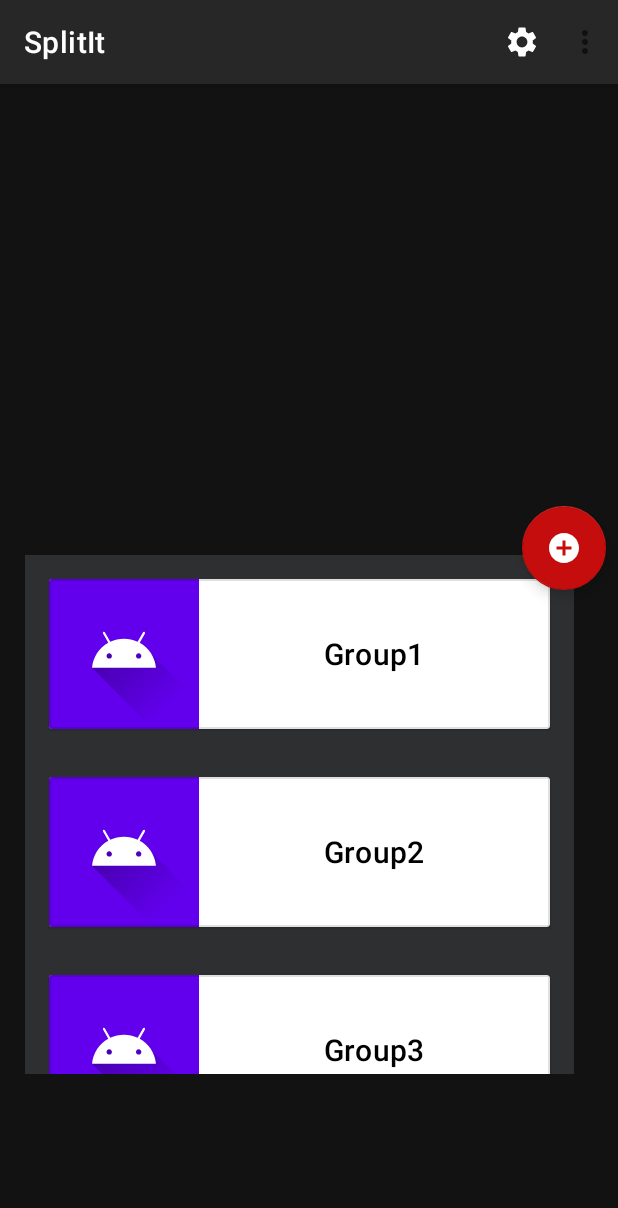
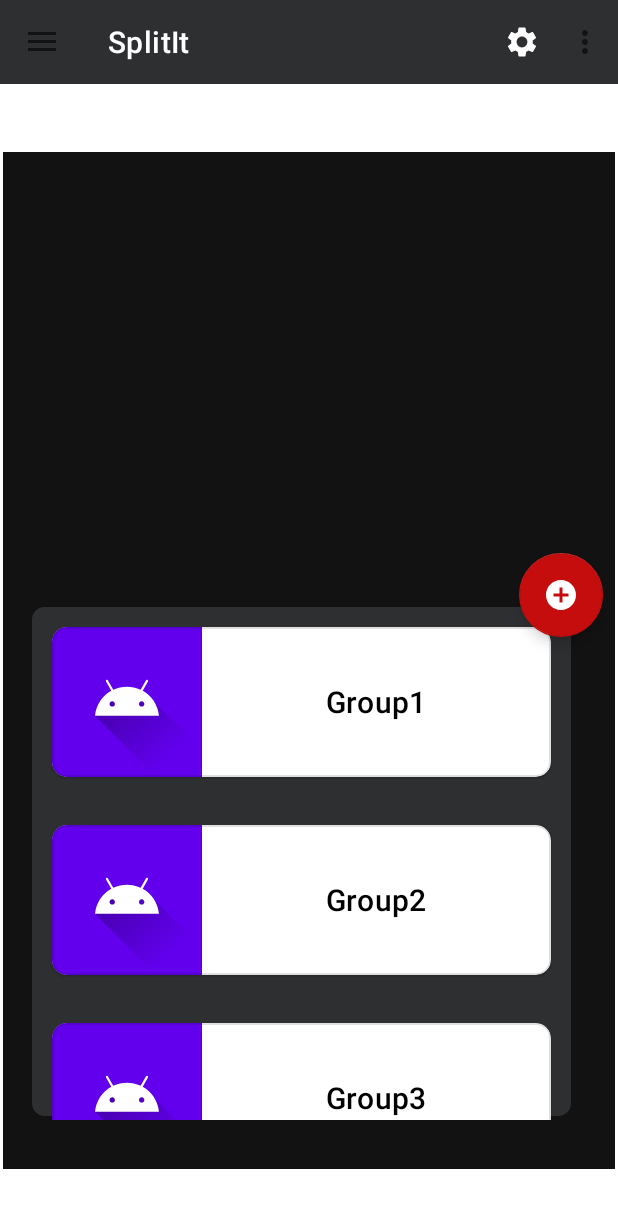
Before and after one commit to TonelliLuca/progettoPSM, an Android app: the HomeFragment screen opened directly, with no data from a screen before it, on a phone screen of 412 x 824 dp. Shown: the top 1208 px of the screen. Run offline under Robolectric (Android 15) with nearby library versions, the phone set to English and light mode, and no system bars; libraries missing offline, so code that uses them is left out: androidmads.library.qrgenearator; 4 statements that could not run were skipped.

Commit message:
added navigation menu

```diff
--- a/app/src/main/java/com/example/splitit/HomeFragment.java
+++ b/app/src/main/java/com/example/splitit/HomeFragment.java
@@ -2,18 +2,24 @@ package com.example.splitit;
 
 
 
+import androidx.appcompat.app.ActionBarDrawerToggle;
 import androidx.appcompat.app.AppCompatActivity;
+import androidx.appcompat.widget.Toolbar;
+import androidx.core.view.GravityCompat;
+import androidx.drawerlayout.widget.DrawerLayout;
 import androidx.fragment.app.Fragment;
 
 import com.example.splitit.RecyclerView.GroupAdapter;
 import com.example.splitit.RecyclerView.GroupItem;
 import com.example.splitit.RecyclerView.OnItemListener;
 import com.google.android.material.floatingactionbutton.FloatingActionButton;
+import com.google.android.material.navigation.NavigationView;
 
 import android.app.Activity;
 import android.os.Bundle;
 import android.util.Log;
 import android.view.LayoutInflater;
+import android.view.MenuItem;
 import android.view.View;
 import android.view.ViewGroup;
 
@@ -24,18 +30,26 @@ import androidx.recyclerview.widget.RecyclerView;
 
 import java.util.ArrayList;
 import java.util.List;
+import java.util.Objects;
 
-public class HomeFragment extends Fragment implements OnItemListener{
+public class HomeFragment extends Fragment implements OnItemListener, NavigationView.OnNavigationItemSelectedListener{
     private static final String LOG="HomeFragment";
     private QRGen qrg= new QRGen();
     private GroupAdapter adapter;
     private RecyclerView recyclerView;
+
+    Toolbar toolbar;
+    DrawerLayout drawerLayout;
+    NavigationView navigationView;
+
     @Override
     public void onItemClick(int position) {
 
     }
+
     public View onCreateView(@NonNull LayoutInflater inflater, ViewGroup container, Bundle savedInstanceState){
         return inflater.inflate(R.layout.home, container, false);
+
     }
 
     private void setRecyclerView(final Activity activity){
@@ -69,5 +83,26 @@ public class HomeFragment extends Fragment implements OnItemListener{
         }else{
             Log.e(LOG, "Activity is null");
         }
+
+        /*drawerLayout = requireView().findViewById(R.id.activity_main_layout);
+        navigationView = getView().findViewById(R.id.nav_view);
+        toolbar = getView().findViewById(R.id.toolbar);*/
+
+
+        /*set action bar*/
+        //((AppCompatActivity)getActivity()).setSupportActionBar(toolbar);
+        /*creation navigation bar menu*/
+        /*navigationView.bringToFront();
+        ActionBarDrawerToggle toggle = new ActionBarDrawerToggle((AppCompatActivity)getActivity(), drawerLayout, toolbar, R.string.navigation_drawer_open, R.string.navigation_drawer_close);
+        drawerLayout.addDrawerListener(toggle);
+        toggle.syncState();
+        navigationView.setNavigationItemSelectedListener((NavigationView.OnNavigationItemSelectedListener) getActivity());
+        navigationView.setCheckedItem(R.id.nav_home);*/
+    }
+
+
+    @Override
+    public boolean onNavigationItemSelected(@NonNull MenuItem item) {
+        return true;
     }
 }
--- a/app/src/main/java/com/example/splitit/MainActivity.java
+++ b/app/src/main/java/com/example/splitit/MainActivity.java
@@ -1,27 +1,54 @@
 package com.example.splitit;
 
 import androidx.annotation.NonNull;
+import androidx.appcompat.app.ActionBar;
+import androidx.appcompat.app.ActionBarDrawerToggle;
 import androidx.appcompat.app.AppCompatActivity;
+import androidx.core.view.GravityCompat;
+import androidx.drawerlayout.widget.DrawerLayout;
 
 import android.content.Intent;
 import android.os.Bundle;
 import android.view.Menu;
 import android.view.MenuItem;
-import android.widget.Toolbar;
+import androidx.appcompat.widget.Toolbar;
 
-public class MainActivity extends AppCompatActivity {
+import com.google.android.material.navigation.NavigationView;
+
+public class MainActivity extends AppCompatActivity implements NavigationView.OnNavigationItemSelectedListener {
     private static final String FRAGMENT_TAG_HOME = "HomeFragment";
-    private Toolbar topToolbar;
+    Toolbar toolbar;
+    DrawerLayout drawerLayout;
+    NavigationView navigationView;
 
 
     @Override
     protected void onCreate(Bundle savedInstanceState) {
         super.onCreate(savedInstanceState);
         setContentView(R.layout.activity_main);
+
+        /*declaration variables for navigation*/
+        drawerLayout = findViewById(R.id.activity_main_layout);
+        navigationView = findViewById(R.id.nav_view);
+        toolbar = findViewById(R.id.toolbar);
+
+        if (toolbar==null){
+            System.out.println("AAAAAAAAAAAAAAAAAAAAAAAAAAAAAAAAAAAAAAAAAAA");
+        }
+        /*set action bar*/
+        setSupportActionBar(toolbar);
+        /*creation navigation bar menu*/
+       navigationView.bringToFront();
+        ActionBarDrawerToggle toggle = new ActionBarDrawerToggle(this, drawerLayout, toolbar, R.string.navigation_drawer_open, R.string.navigation_drawer_close);
+        drawerLayout.addDrawerListener(toggle);
+        toggle.syncState();
+        navigationView.setNavigationItemSelectedListener(this);
+        navigationView.setCheckedItem(R.id.nav_home);
+
         Utilities.insertFragment(this, new HomeFragment(), FRAGMENT_TAG_HOME);
 
+    }
 
-    }
 
     public boolean onCreateOptionsMenu(Menu menu){
         getMenuInflater().inflate(R.menu.top_app_bar, menu);
@@ -40,4 +67,8 @@ public class MainActivity extends AppCompatActivity {
     }
 
 
+    @Override
+    public boolean onNavigationItemSelected(@NonNull MenuItem item) {
+        return true;
+    }
 }
--- /dev/null
+++ b/app/src/main/res/drawable/rounded_radius.xml
@@ -0,0 +1,16 @@
+<?xml version="1.0" encoding="utf-8"?>
+<shape xmlns:android="http://schemas.android.com/apk/res/android">
+    <solid android:color="@color/foreground"/>
+
+    <stroke android:width="3dp"
+        android:color="@color/background"
+        />
+
+    <padding android:left="1dp"
+        android:top="1dp"
+        android:right="1dp"
+        android:bottom="1dp"
+        />
+
+    <corners android:radius="10dp"/>
+</shape>
--- a/app/src/main/res/layout/activity_main.xml
+++ b/app/src/main/res/layout/activity_main.xml
@@ -1,19 +1,52 @@
 
 
-<androidx.constraintlayout.widget.ConstraintLayout xmlns:android="http://schemas.android.com/apk/res/android"
+<androidx.drawerlayout.widget.DrawerLayout xmlns:android="http://schemas.android.com/apk/res/android"
     xmlns:app="http://schemas.android.com/apk/res-auto"
     xmlns:tools="http://schemas.android.com/tools"
     android:id="@+id/activity_main_layout"
     android:layout_width="match_parent"
     android:layout_height="match_parent"
-    tools:context=".MainActivity" >
-    <androidx.fragment.app.FragmentContainerView
-        android:layout_height="0dp"
-        android:layout_width="0dp"
-        app:layout_constraintTop_toTopOf="parent"
-        app:layout_constraintStart_toStartOf="parent"
-        app:layout_constraintEnd_toEndOf="parent"
-        app:layout_constraintBottom_toBottomOf="parent"
-        android:id="@+id/fragment_container_view"/>
+    tools:context=".MainActivity"
+    android:fitsSystemWindows="true"
+    tools:openDrawer="start">
 
-</androidx.constraintlayout.widget.ConstraintLayout>
+    <com.google.android.material.navigation.NavigationView
+        android:layout_width="wrap_content"
+        android:layout_height="match_parent"
+        android:id="@+id/nav_view"
+        android:layout_gravity="start"
+        app:headerLayout="@layout/header"
+        app:menu="@menu/menu"
+        >
+
+    </com.google.android.material.navigation.NavigationView>
+
+
+    <androidx.constraintlayout.widget.ConstraintLayout
+        android:layout_width="wrap_content"
+        android:layout_height="wrap_content">
+
+        <include
+            android:id="@+id/toolbar"
+            layout="@layout/topbar"
+            android:layout_width="match_parent"
+            android:layout_height="wrap_content"
+            android:layout_gravity=""
+            tools:layout_editor_absoluteX="0dp"
+            tools:layout_editor_absoluteY="0dp" />
+
+        <androidx.fragment.app.FragmentContainerView
+            android:id="@+id/fragment_container_view"
+            android:layout_width="408dp"
+            android:layout_height="678dp"
+            app:layout_constraintBottom_toBottomOf="parent"
+            app:layout_constraintEnd_toEndOf="parent"
+            app:layout_constraintStart_toStartOf="parent"
+            app:layout_constraintTop_toBottomOf="@+id/toolbar" />
+
+    </androidx.constraintlayout.widget.ConstraintLayout>
+
+
+
+
+</androidx.drawerlayout.widget.DrawerLayout>
--- a/app/src/main/res/layout/group_layout.xml
+++ b/app/src/main/res/layout/group_layout.xml
@@ -8,7 +8,7 @@
     android:id="@+id/single_card"
     android:layout_margin="16dp"
     app:cardBackgroundColor="@color/white"
-    app:cardCornerRadius="@dimen/cardview_default_radius"
+    app:cardCornerRadius="10dp"
     app:strokeWidth="1dp"
     app:strokeColor="@color/material_on_surface_stroke">
 
--- /dev/null
+++ b/app/src/main/res/layout/header.xml
@@ -0,0 +1,28 @@
+<?xml version="1.0" encoding="utf-8"?>
+<LinearLayout xmlns:android="http://schemas.android.com/apk/res/android"
+    android:orientation="vertical"
+    android:layout_width="match_parent"
+    android:layout_height="200dp"
+    android:background="@drawable/background"
+    android:gravity="bottom">
+
+    <ImageView
+        android:layout_width="135dp"
+        android:layout_height="81dp"
+        android:src="@drawable/avatar" />
+
+    <TextView
+        android:layout_width="wrap_content"
+        android:layout_height="wrap_content"
+        android:text="@string/nome_utente"
+        android:textColor="#FFFFFF"
+        android:textSize="24sp"
+        android:padding="20dp"/>
+
+
+
+
+
+
+
+</LinearLayout>
--- a/app/src/main/res/layout/home.xml
+++ b/app/src/main/res/layout/home.xml
@@ -1,11 +1,16 @@
 <?xml version="1.0" encoding="utf-8"?>
-<androidx.constraintlayout.widget.ConstraintLayout xmlns:android="http://schemas.android.com/apk/res/android"
+
+
+
+
+    <androidx.constraintlayout.widget.ConstraintLayout
+        xmlns:android="http://schemas.android.com/apk/res/android"
         xmlns:app="http://schemas.android.com/apk/res-auto"
         xmlns:tools="http://schemas.android.com/tools"
         android:id="@+id/home_layout"
         android:layout_width="match_parent"
         android:layout_height="match_parent"
-    android:background="#121212">
+        android:background="@color/background">
 
 
         <com.google.android.material.floatingactionbutton.FloatingActionButton
@@ -25,13 +30,9 @@
             app:layout_constraintTop_toBottomOf="@+id/QRCodeView"
             app:layout_constraintVertical_bias="0.589" />
 
-    <include
-        android:id="@+id/include2"
-        layout="@layout/topbar"
-        android:layout_width="match_parent"
-        android:layout_height="wrap_content"
-        tools:layout_editor_absoluteX="0dp"
-        tools:layout_editor_absoluteY="0dp" />
+
+
+
 
         <ImageView
             android:id="@+id/QRCodeView"
@@ -41,7 +42,7 @@
             android:contentDescription="@string/qrcode"
             app:layout_constraintEnd_toEndOf="parent"
             app:layout_constraintStart_toStartOf="parent"
-        app:layout_constraintTop_toBottomOf="@+id/include2"
+            app:layout_constraintTop_toBottomOf="@+id/toolbar"
             app:srcCompat="@android:drawable/ic_menu_help" />
 
         <androidx.recyclerview.widget.RecyclerView
@@ -53,7 +54,7 @@
             android:layout_marginTop="20dp"
             android:layout_marginEnd="14dp"
             android:layout_marginRight="14dp"
-        android:background="#2D2F31"
+            android:background="@drawable/rounded_radius"
             app:layoutManager="androidx.recyclerview.widget.LinearLayoutManager"
             app:layout_constraintBottom_toBottomOf="parent"
             app:layout_constraintEnd_toEndOf="parent"
@@ -62,10 +63,8 @@
             app:layout_constraintTop_toBottomOf="@+id/QRCodeView"
             app:layout_constraintVertical_bias="0.0"
             tools:listitem="@layout/group_layout"
-        android:radius="10dp"
 
             />
 
 
-
     </androidx.constraintlayout.widget.ConstraintLayout>
--- a/app/src/main/res/layout/topbar.xml
+++ b/app/src/main/res/layout/topbar.xml
@@ -1,18 +1,9 @@
 <?xml version="1.0" encoding="utf-8"?>
-<com.google.android.material.appbar.AppBarLayout xmlns:android="http://schemas.android.com/apk/res/android"
+<androidx.appcompat.widget.Toolbar xmlns:android="http://schemas.android.com/apk/res/android"
     xmlns:app="http://schemas.android.com/apk/res-auto"
     android:layout_width="match_parent"
     android:layout_height="wrap_content"
-    android:divider="?attr/dividerVertical">
-
-    <com.google.android.material.appbar.MaterialToolbar
-        android:id="@+id/topAppBar"
-        android:layout_width="match_parent"
-        android:layout_height="?attr/actionBarSize"
-        android:theme="@style/Theme.SplitIt"
-        app:menu="@menu/top_app_bar"
-        app:popupTheme="@style/MaterialAlertDialog.MaterialComponents.Title.Icon.CenterStacked"
-        app:title="@string/app_name" />
-
-
-</com.google.android.material.appbar.AppBarLayout>
+    android:background="@color/foreground"
+    android:divider="?attr/dividerVertical"
+    android:theme="@style/Theme.SplitIt"
+    app:navigationIcon="@color/foreground" />
--- /dev/null
+++ b/app/src/main/res/menu/menu.xml
@@ -0,0 +1,55 @@
+<?xml version="1.0" encoding="utf-8"?>
+<menu xmlns:android="http://schemas.android.com/apk/res/android">
+    <group>
+        <item
+            android:id="@+id/nav_home"
+            android:title="Home" />
+
+        <item
+            android:id="@+id/nav_cycle"
+            android:title="Cycling" />
+
+        <item
+            android:id="@+id/nav_bus"
+            android:title="Bus" />
+
+        <item
+            android:id="@+id/nav_plane"
+            android:title="Plane" />
+    </group>
+
+    <item android:title="Profile">
+
+        <menu>
+
+            <group>
+
+                <item
+                    android:id="@+id/nav_login"
+                    android:title="Login" />
+
+                <item
+                    android:id="@+id/nav_profile"
+                    android:title="Profile" />
+
+                <item
+                    android:id="@+id/nav_logout"
+                    android:title="Logout" />
+            </group>
+        </menu>
+    </item>
+
+    <item android:title="Communicate">
+
+        <menu>
+
+            <item
+                android:id="@+id/nav_share"
+                android:title="Share" />
+
+            <item
+                android:id="@+id/nav_rate"
+                android:title="Rate Us" />
+        </menu>
+    </item>
+</menu>
--- a/app/src/main/res/values/colors.xml
+++ b/app/src/main/res/values/colors.xml
@@ -7,4 +7,7 @@
     <color name="teal_700">#FF018786</color>
     <color name="black">#FF000000</color>
     <color name="white">#FFFFFFFF</color>
+    <color name="background">#121212</color>
+    <color name="foreground">#2D2F31</color>
+
 </resources>
--- a/app/src/main/res/values/strings.xml
+++ b/app/src/main/res/values/strings.xml
@@ -20,4 +20,8 @@
     <string name="group_image">group image</string>
     <string name="group_name">group name</string>
     <string name="add_group">add group</string>
+    <string name="nome_utente">Nome Utente</string>
+    <string name="navigation_drawer_open">Open navigation drawer</string>
+    <string name="navigation_drawer_close">Close navigation drawer</string>
+
 </resources>
--- a/app/src/main/res/values/themes.xml
+++ b/app/src/main/res/values/themes.xml
@@ -7,7 +7,7 @@
         <item name="android:textColorPrimary">@color/white</item>
 
         <item name="colorPrimary">#272727</item>
-        <item name="colorPrimaryVariant">@color/purple_700</item>
+        <item name="colorPrimaryVariant">#121212</item>
         <item name="colorOnPrimary">@color/white</item>
         <!-- Secondary brand color. -->
         <item name="colorSecondary">@color/teal_200</item>
```
Also changed, not shown: app/src/main/res/drawable/avatar.png (added). Lines whose indentation alone changed are shown as unchanged.
